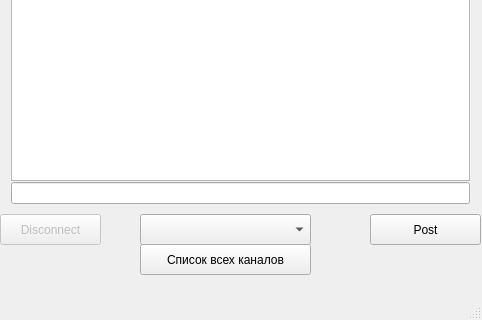
Above: chatwindow.ui from group93492/chat-client before the change; both pictures show x 0 to 482 and y 243 to 563 of the 482 by 563 pixel window. Below: the same form after it.
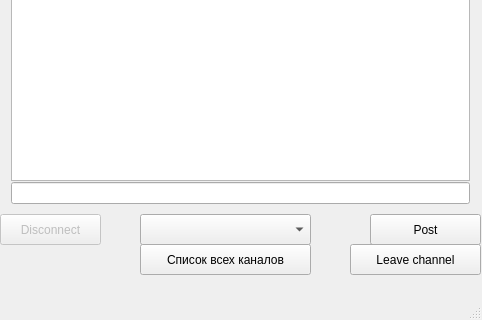
That is the form after the change.

Commit message: added stuff for testing "leave-channel" feature

The edit to the form file:
```diff
--- a/chatwindow.ui
+++ b/chatwindow.ui
@@ -239,6 +239,19 @@
      <string>Список всех каналов</string>
     </property>
    </widget>
+   <widget class="QPushButton" name="leaveChannelBtn">
+    <property name="geometry">
+     <rect>
+      <x>350</x>
+      <y>470</y>
+      <width>131</width>
+      <height>31</height>
+     </rect>
+    </property>
+    <property name="text">
+     <string>Leave channel</string>
+    </property>
+   </widget>
   </widget>
   <widget class="QMenuBar" name="menuBar">
    <property name="geometry">
```
Left out of the diff: 2 changed lines with no effect on the pictures. The commit also changes 2 other files.
